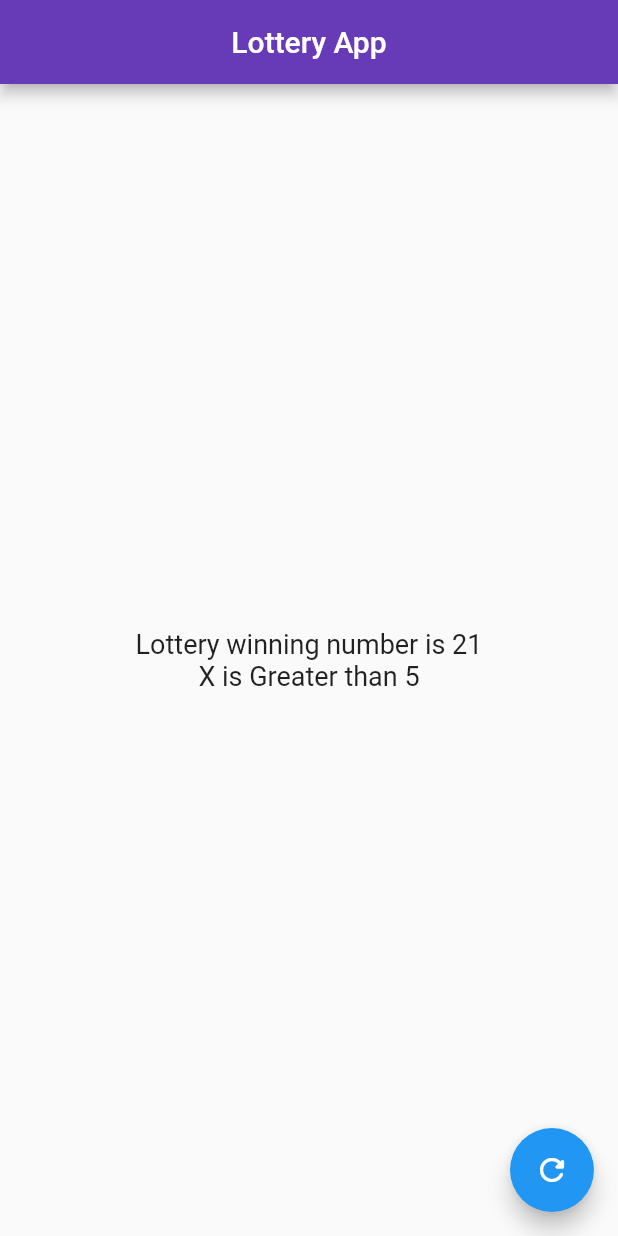
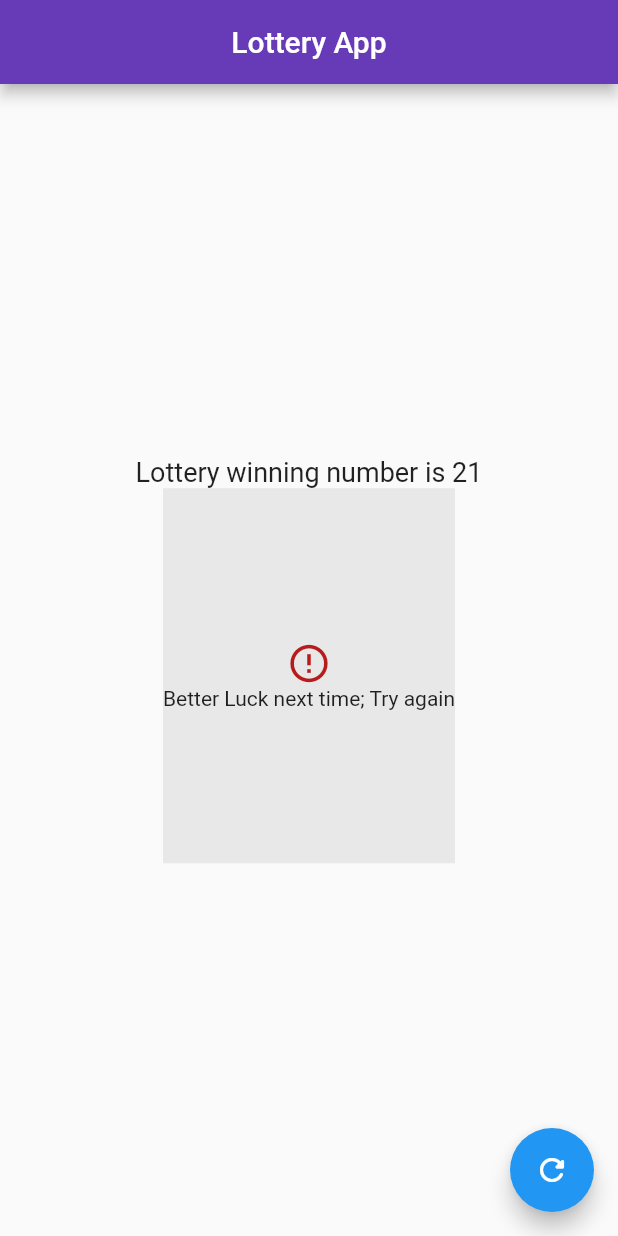
Before and after one commit to safwanistic/Lottery-App, a Flutter app: the screen it shows after launch, on a phone screen of 412 x 824 dp. Run offline on Flutter 3.47's test engine with Material 2 defaults, Android fonts, the phone set to English and light mode, and no system bars.

Commit message:
Minor updates- v1.0.2.2

```diff
--- a/lib/main.dart
+++ b/lib/main.dart
@@ -34,10 +34,21 @@ class _MyAppState extends State<MyApp> {
               'Lottery winning number is $x',
               style: TextStyle(fontSize: 18.0),
             )),
-            Text(
-              x > 5 ? "X is Greater than 5" : x.toString(),
-              style: TextStyle(fontSize: 18.0),
-            ),
+            Container(
+              height: 250,
+              decoration: BoxDecoration(
+                color: Colors.grey.withOpacity(.2)
+              ),
+              child: Column(
+                mainAxisAlignment: MainAxisAlignment.center,
+                crossAxisAlignment: CrossAxisAlignment.center,
+                children: [
+                  Icon(Icons.error_outline, color: Colors.red[900],size: 30.0,),
+                  Text('Better Luck next time; Try again')
+                ],
+              ),
+            )
+
           ],
         ),
         floatingActionButton: FloatingActionButton(
```
